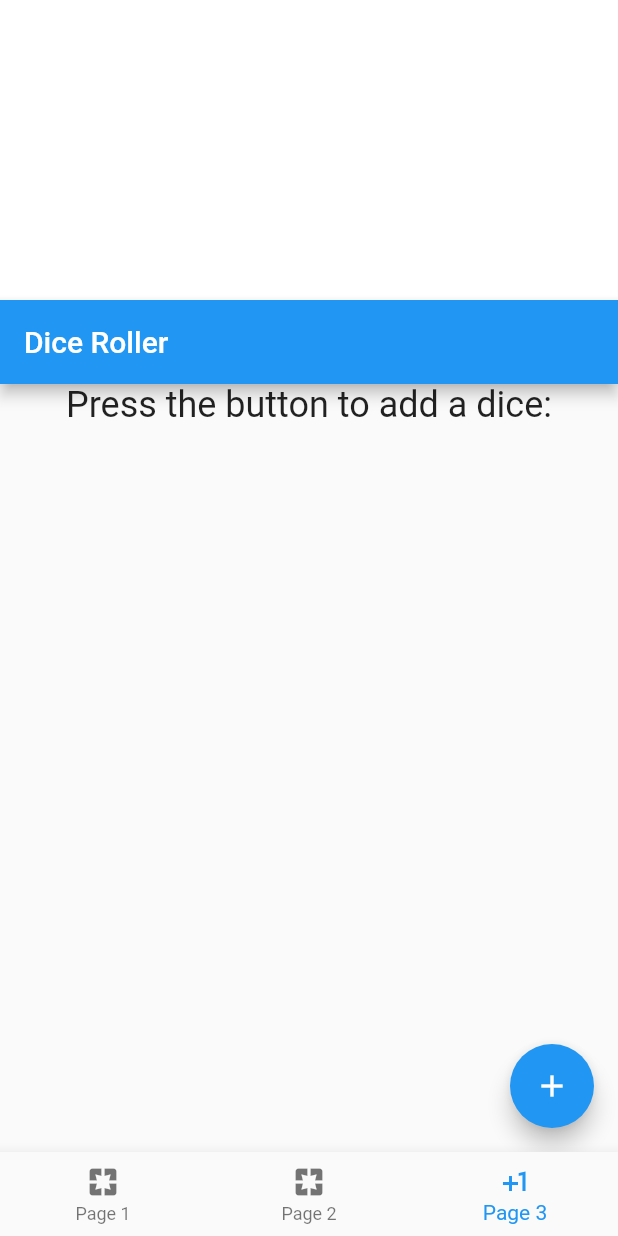
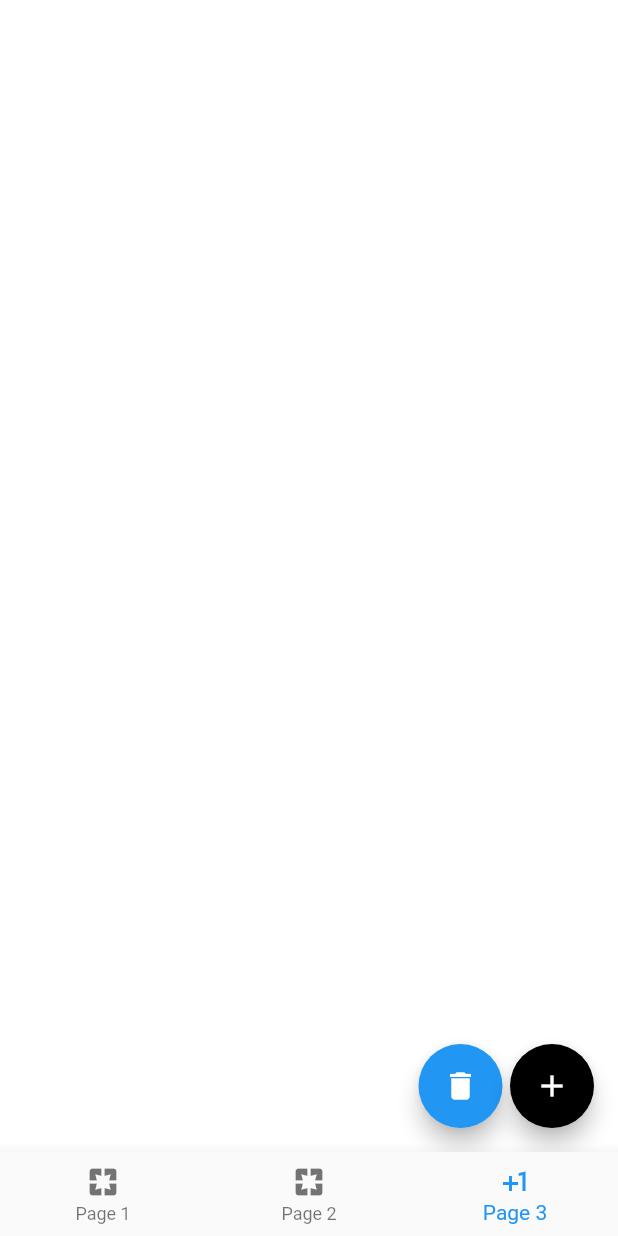
Before and after one commit to TariqMehmood1004/Dice-App-Flutter, a Flutter app: the screen it shows after launch, swiped to page 3, on a phone screen of 412 x 824 dp. Run offline on Flutter 3.47's test engine with Material 2 defaults, Android fonts, the phone set to English and light mode, and no system bars.

Commit message:
final app committed successfully.

```diff
--- a/lib/widgets/bottom_navigation_bar.dart
+++ b/lib/widgets/bottom_navigation_bar.dart
@@ -1,7 +1,7 @@
 import 'dart:math';
 import 'package:flutter/material.dart';
 
-import 'dice-widget.dart';
+import 'dice_widget.dart';
 
 class NavigationBarWidget extends StatefulWidget {
   const NavigationBarWidget({super.key});
@@ -13,14 +13,6 @@ class NavigationBarWidget extends StatefulWidget {
 class _NavigationBarWidgetState extends State<NavigationBarWidget> {
   int _currentIndex = 0;
   late PageController _pageController;
-
-  final List<DiceWidget> _diceList = [];
-
-  void _addDice() {
-    setState(() {
-      _diceList.add(const DiceWidget());
-    });
-  }
 
   @override
   void initState() {
@@ -40,13 +32,6 @@ class _NavigationBarWidgetState extends State<NavigationBarWidget> {
     const Dice(),
   ];
 
-  final List<int> _diceCounters = [0];
-  void _addCounter() {
-    setState(() {
-      _diceCounters.add(0);
-    });
-  }
-
   @override
   Widget build(BuildContext context) {
     return Scaffold(
@@ -63,50 +48,8 @@ class _NavigationBarWidgetState extends State<NavigationBarWidget> {
           const Dice2(),
           Container(
             color: Colors.transparent,
-            margin: const EdgeInsets.only(top: 200),
+            margin: const EdgeInsets.only(top: 20),
             child: const DiceScreen(),
-          ),
-          Container(
-            width: MediaQuery.of(context).size.width,
-            height: 70,
-            alignment: Alignment.centerRight,
-            decoration: const BoxDecoration(
-              color: Colors.red,
-            ),
-            padding: const EdgeInsets.all(12.0),
-            child: Row(
-              mainAxisAlignment: MainAxisAlignment.end,
-              children: [
-                FloatingActionButton(
-                  backgroundColor: Colors.blueAccent,
-                  onPressed: () {
-                    setState(() {
-                      _addCounter;
-                      debugPrint('added widget');
-                    });
-                  },
-                  child: const Icon(
-                    Icons.delete,
-                    size: 25,
-                  ),
-                ),
-                FloatingActionButton(
-                  backgroundColor: Colors.black,
-                  onPressed: () {
-                    setState(
-                      () {
-                        _addDice;
-                        debugPrint('added widget');
-                      },
-                    );
-                  },
-                  child: const Icon(
-                    Icons.plus_one,
-                    size: 25,
-                  ),
-                ),
-              ],
-            ),
           ),
         ],
       ),
--- a/lib/widgets/dice-widget.dart
+++ /dev/null
@@ -1,104 +0,0 @@
-// ignore: file_names
-import 'dart:math';
-
-import 'package:flutter/material.dart';
-
-class DiceScreen extends StatefulWidget {
-  const DiceScreen({super.key});
-
-  @override
-  // ignore: library_private_types_in_public_api
-  _DiceScreenState createState() => _DiceScreenState();
-}
-
-class _DiceScreenState extends State<DiceScreen> {
-  // ignore: prefer_final_fields
-  List<DiceWidget> _diceList = [];
-
-  void _addDice() {
-    setState(() {
-      _diceList.add(const DiceWidget());
-    });
-  }
-
-  @override
-  Widget build(BuildContext context) {
-    return Scaffold(
-      appBar: AppBar(
-        title: const Text('Dice Roller'),
-      ),
-      body: Center(
-        child: Column(
-          mainAxisAlignment: MainAxisAlignment.center,
-          children: <Widget>[
-            const Text(
-              'Press the button to add a dice:',
-              style: TextStyle(fontSize: 24.0),
-            ),
-            const SizedBox(height: 16.0),
-            Expanded(
-              child: ListView.builder(
-                itemCount: _diceList.length,
-                itemBuilder: (BuildContext context, int index) {
-                  return _diceList[index];
-                },
-              ),
-            ),
-          ],
-        ),
-      ),
-      floatingActionButton: FloatingActionButton(
-        onPressed: _addDice,
-        tooltip: 'Add Dice',
-        child: const Icon(Icons.add),
-      ),
-    );
-  }
-}
-
-class DiceWidget extends StatefulWidget {
-  const DiceWidget({Key? key}) : super(key: key);
-
-  @override
-  // ignore: library_private_types_in_public_api
-  _DiceWidgetState createState() => _DiceWidgetState();
-}
-
-class _DiceWidgetState extends State<DiceWidget> {
-  int _diceValue = 1;
-
-  void _rollDice() {
-    setState(() {
-      _diceValue = Random().nextInt(6) + 1;
-    });
-  }
-
-  @override
-  Widget build(BuildContext context) {
-    return GestureDetector(
-      onTap: _rollDice,
-      child: Padding(
-        padding: const EdgeInsets.all(8.0),
-        child: Container(
-          width: 80,
-          height: 80,
-          decoration: BoxDecoration(
-            image: DecorationImage(
-              image: AssetImage('assets/dice$_diceValue.png'),
-              fit: BoxFit.fill,
-            ),
-            borderRadius: BorderRadius.circular(8.0),
-            boxShadow: [
-              BoxShadow(
-                color: Colors.grey.withOpacity(0.5),
-                spreadRadius: 1,
-                blurRadius: 2,
-                offset: const Offset(0, 2),
-              ),
-            ],
-          ),
-        ),
-      ),
-    );
-  }
-}
--- /dev/null
+++ b/lib/widgets/dice_widget.dart
@@ -0,0 +1,134 @@
+// ignore: file_names
+import 'dart:math';
+
+import 'package:flutter/material.dart';
+
+class DiceScreen extends StatefulWidget {
+  const DiceScreen({super.key});
+
+  @override
+  // ignore: library_private_types_in_public_api
+  _DiceScreenState createState() => _DiceScreenState();
+}
+
+class _DiceScreenState extends State<DiceScreen> {
+  // ignore: prefer_final_fields
+  List<DiceWidget> _diceList = [];
+
+  void _addDice() {
+    setState(() {
+      _diceList.add(const DiceWidget());
+    });
+  }
+
+  void _deleteDice() {
+    setState(() {
+      if (_diceList.isEmpty) {
+        debugPrint("empty");
+      } else {
+        _diceList.removeLast();
+      }
+    });
+  }
+
+  @override
+  Widget build(BuildContext context) {
+    return Scaffold(
+      backgroundColor: Colors.transparent,
+      body: Container(
+        width: MediaQuery.of(context).size.width,
+        height: MediaQuery.of(context).size.height,
+        color: Colors.transparent,
+        child: Center(
+          child: Column(
+            mainAxisAlignment: MainAxisAlignment.center,
+            children: <Widget>[
+              const SizedBox(height: 16.0),
+              Expanded(
+                child: Container(
+                  width: 250,
+                  color: Colors.transparent,
+                  margin: const EdgeInsets.only(top: 20),
+                  child: ListView.builder(
+                    itemCount: _diceList.length,
+                    itemBuilder: (BuildContext context, int index) {
+                      return Container(
+                        width: 200,
+                        height: 200,
+                        color: Colors.transparent,
+                        child: _diceList.isNotEmpty
+                            ? _diceList[index]
+                            : const Text("empty"),
+                      );
+                    },
+                  ),
+                ),
+              ),
+            ],
+          ),
+        ),
+      ),
+      floatingActionButton: Row(
+        mainAxisAlignment: MainAxisAlignment.end,
+        crossAxisAlignment: CrossAxisAlignment.center,
+        children: [
+          FloatingActionButton(
+            onPressed: _deleteDice,
+            tooltip: 'Add Dice',
+            child: const Icon(Icons.delete),
+          ),
+          const SizedBox(
+            width: 5,
+          ),
+          FloatingActionButton(
+            backgroundColor: Colors.black,
+            onPressed: _addDice,
+            tooltip: 'Add Dice',
+            child: const Icon(
+              Icons.add,
+            ),
+          ),
+        ],
+      ),
+    );
+  }
+}
+
+class DiceWidget extends StatefulWidget {
+  const DiceWidget({Key? key}) : super(key: key);
+
+  @override
+  // ignore: library_private_types_in_public_api
+  _DiceWidgetState createState() => _DiceWidgetState();
+}
+
+class _DiceWidgetState extends State<DiceWidget> {
+  int _diceValue = 1;
+
+  void _rollDice() {
+    setState(() {
+      _diceValue = Random().nextInt(6) + 1;
+    });
+  }
+
+  @override
+  Widget build(BuildContext context) {
+    return GestureDetector(
+      onTap: _rollDice,
+      child: Padding(
+        padding: const EdgeInsets.all(8.0),
+        child: Container(
+          width: 150,
+          height: 150,
+          decoration: BoxDecoration(
+            color: Colors.black,
+            borderRadius: BorderRadius.circular(8.0),
+          ),
+          child: Image(
+            image: AssetImage('assets/images/dice-$_diceValue.png'),
+          ),
+        ),
+      ),
+    );
+  }
+}
```
